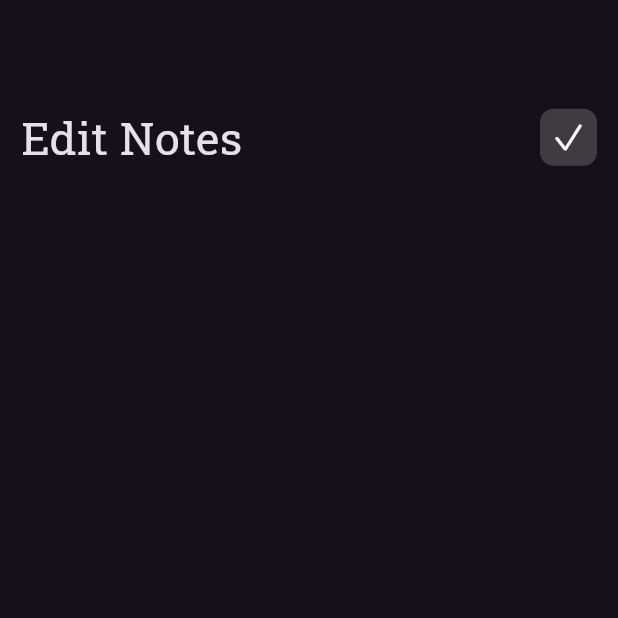
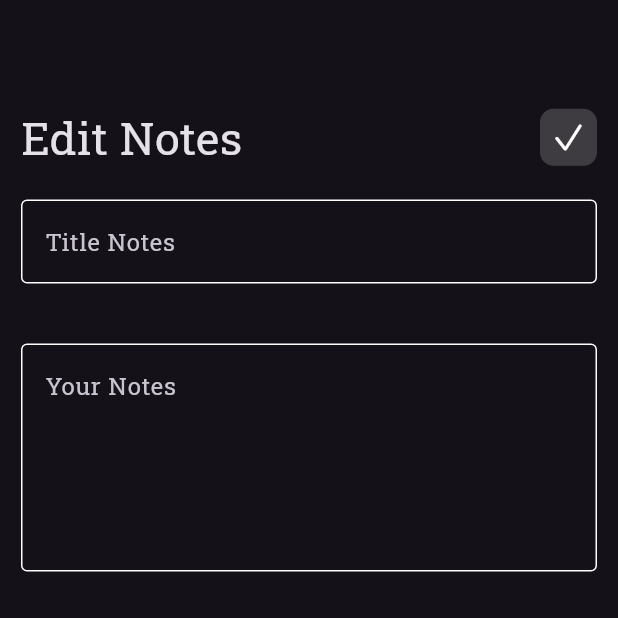
Before and after one commit to MohamedElzyady/notes_app, a Flutter app: the EditNotes screen opened directly, on a phone screen of 412 x 824 dp, the top half of it. Run offline on Flutter 3.47's test engine with Material 3 defaults, Android fonts, the phone set to English and light mode, and no system bars; our stand-ins replace gap.

Commit message:
edit note app ui is done

```diff
--- a/lib/home/edit_notes.dart
+++ b/lib/home/edit_notes.dart
@@ -2,13 +2,16 @@ import 'package:flutter/cupertino.dart';
 import 'package:flutter/material.dart';
 import 'package:gap/gap.dart';
 import 'package:note_app/home/widgets/custom_app_bar.dart';
+import 'package:note_app/home/widgets/custom_textField.dart';
 
 class EditNotes extends StatelessWidget {
   const EditNotes({super.key});
 
   @override
   Widget build(BuildContext context) {
-    return Scaffold(
+    return GestureDetector(
+      onTap: () => FocusScope.of(context).unfocus(),
+      child: Scaffold(
         body: Padding(
           padding: const EdgeInsets.symmetric(horizontal: 14),
           child: Column(
@@ -21,7 +24,13 @@ class EditNotes extends StatelessWidget {
                 },
                 iconBar: Icon(CupertinoIcons.check_mark),
               ),
+              Gap(20),
+              CustomTextfield(hint: 'Title Notes'),
+              Gap(40),
+              CustomTextfield(hint: 'Your Notes', maxline: 5),
+              Gap(40),
             ],
+          ),
         ),
       ),
     );
```
Lines whose indentation alone changed are shown as unchanged.
